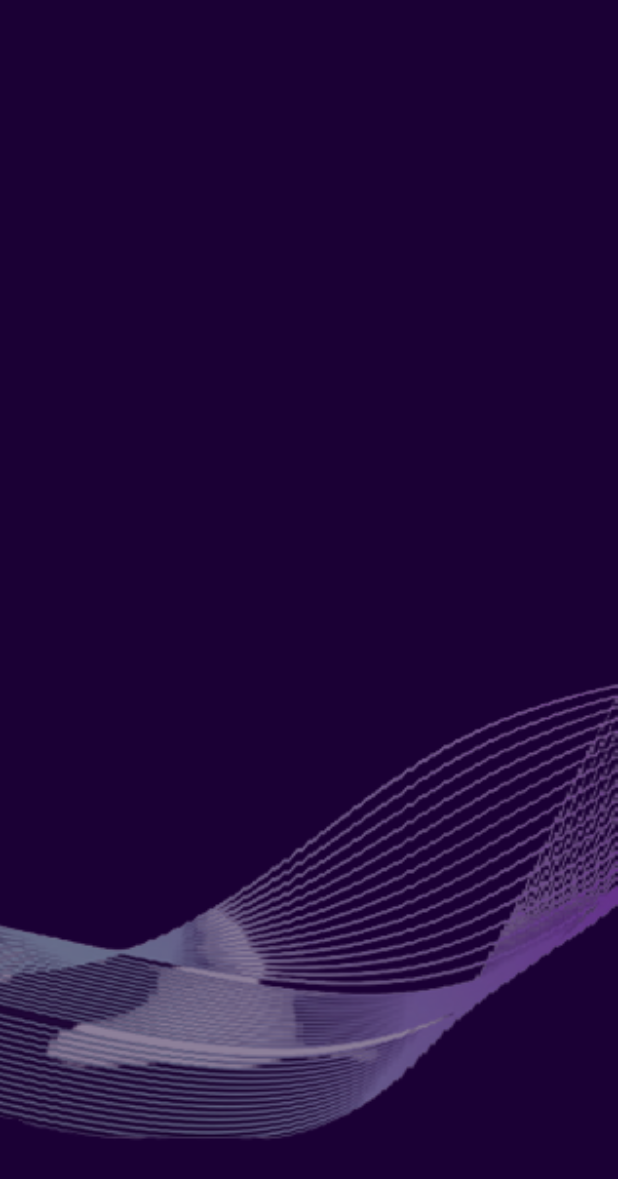
After one commit to Atuoha/zedmusic, a Flutter app: the AuthScreen screen opened by its route, on a phone screen of 412 x 824 dp. The commit adds this screen. Shown: the top 1179 px of the screen. Run offline on Flutter 3.47's test engine with Material 2 defaults, Android fonts, the phone set to English and light mode, and no system bars; our stand-ins replace dots_indicator, loading_animation_widget.

Commit message:
task: splash screen adjustments -auth screeen emerge

```diff
--- a/lib/routes/routes.dart
+++ b/lib/routes/routes.dart
@@ -1,7 +1,9 @@
+import 'package:zedmusic/screens/auth/auth.dart';
 import 'package:zedmusic/screens/splash/splash.dart';
 
 var routes =
   {
     SplashScreen.routeName: (context) => const SplashScreen(),
+    AuthScreen.routeName: (context)=> const AuthScreen(),
   }
 ;
--- /dev/null
+++ b/lib/screens/auth/auth.dart
@@ -0,0 +1,37 @@
+import 'package:flutter/material.dart';
+import 'package:flutter/services.dart';
+import '../../constants/colors.dart';
+
+class AuthScreen extends StatefulWidget {
+  static const routeName = '/auth';
+  const AuthScreen({Key? key}) : super(key: key);
+
+  @override
+  State<AuthScreen> createState() => _AuthScreenState();
+}
+
+class _AuthScreenState extends State<AuthScreen> {
+  @override
+  Widget build(BuildContext context) {
+    SystemChrome.setSystemUIOverlayStyle(
+      const SystemUiOverlayStyle(
+        statusBarColor: Colors.transparent,
+        systemNavigationBarColor: Colors.white,
+        statusBarIconBrightness: Brightness.dark,
+      ),
+    );
+    return Scaffold(
+      body: Container(
+        constraints: const BoxConstraints.expand(),
+        decoration: const BoxDecoration(
+          color: primaryColor,
+          image: DecorationImage(
+            image: AssetImage('assets/images/pattern.png'),
+            fit: BoxFit.cover,
+            opacity: 0.5,
+          ),
+        ),
+      ),
+    );
+  }
+}
--- a/pubspec.yaml
+++ b/pubspec.yaml
@@ -35,6 +35,7 @@ dependencies:
   # Use with the CupertinoIcons class for iOS style icons.
   cupertino_icons: ^1.0.2
   dots_indicator: ^2.1.0
+  loading_animation_widget: ^1.2.0+2
 
 
 dev_dependencies:
```
Also changed, not shown: lib/screens/splash/splash.dart (+22 -3 lines), pubspec.lock.
